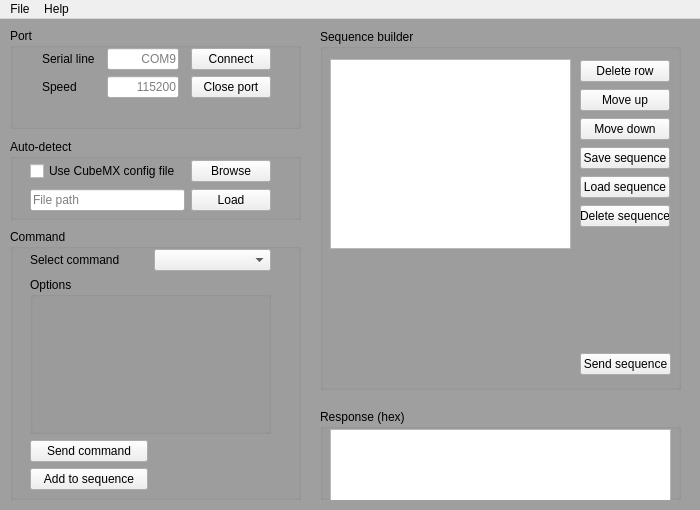
The window that pyQt/stm_gui.ui (AdamStork/dipterv) describes before a commit, drawn with Qt 5.
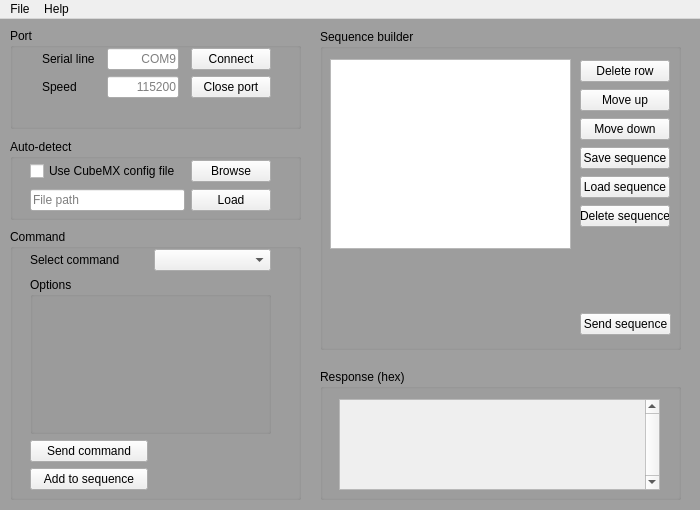
The same window after the commit.

Commit message: scrollArea added, send_seq button signal connect

```diff
--- a/pyQt/stm_gui.ui
+++ b/pyQt/stm_gui.ui
@@ -278,28 +278,54 @@
     <property name="geometry">
      <rect>
       <x>320</x>
-      <y>390</y>
+      <y>350</y>
       <width>361</width>
-      <height>91</height>
+      <height>131</height>
      </rect>
     </property>
     <property name="title">
      <string>Response (hex)</string>
     </property>
-    <widget class="QWidget" name="verticalLayoutWidget">
+    <widget class="QScrollArea" name="scrollArea">
      <property name="geometry">
       <rect>
-       <x>10</x>
-       <y>20</y>
-       <width>341</width>
-       <height>73</height>
+       <x>19</x>
+       <y>30</y>
+       <width>321</width>
+       <height>91</height>
       </rect>
      </property>
-     <layout class="QVBoxLayout" name="response_layout">
-      <item>
-       <widget class="QTextEdit" name="response_output"/>
-      </item>
-     </layout>
+     <property name="verticalScrollBarPolicy">
+      <enum>Qt::ScrollBarAlwaysOn</enum>
+     </property>
+     <property name="widgetResizable">
+      <bool>true</bool>
+     </property>
+     <widget class="QWidget" name="container_widget">
+      <property name="geometry">
+       <rect>
+        <x>0</x>
+        <y>0</y>
+        <width>302</width>
+        <height>89</height>
+       </rect>
+      </property>
+      <widget class="QWidget" name="verticalLayoutWidget">
+       <property name="geometry">
+        <rect>
+         <x>10</x>
+         <y>9</y>
+         <width>281</width>
+         <height>71</height>
+        </rect>
+       </property>
+       <layout class="QVBoxLayout" name="scroll_layout">
+        <property name="leftMargin">
+         <number>6</number>
+        </property>
+       </layout>
+      </widget>
+     </widget>
     </widget>
    </widget>
    <widget class="QGroupBox" name="config_GB">
@@ -361,7 +387,7 @@
       <x>320</x>
       <y>10</y>
       <width>361</width>
-      <height>361</height>
+      <height>321</height>
      </rect>
     </property>
     <property name="title">
@@ -440,7 +466,7 @@
      <property name="geometry">
       <rect>
        <x>260</x>
-       <y>320</y>
+       <y>280</y>
        <width>91</width>
        <height>31</height>
       </rect>
```
The commit also changes 1 other file.
